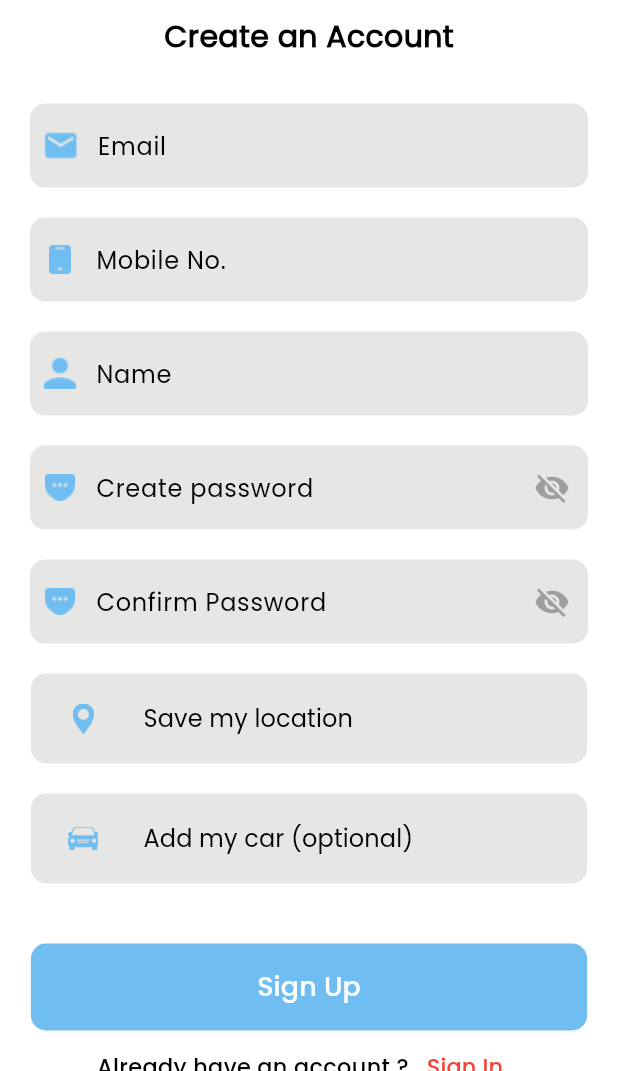
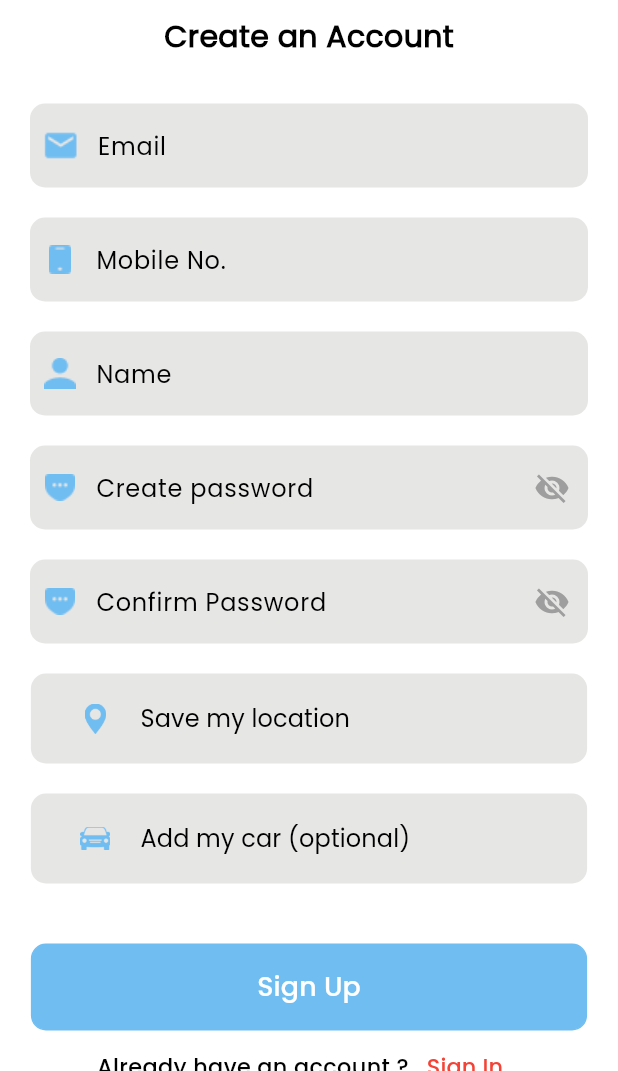
Before and after one commit to abdullah2310ishaq/ImechanoUserApp-Deployment-New, a Flutter app: the SignUpScreen screen opened by its route, on a phone screen of 412 x 824 dp, the part 165-1236 px from its top. Run offline on Flutter 3.47's test engine with Material 3 defaults, Android fonts, the phone set to English and light mode, and no system bars; our stand-ins replace accordion, badges, curved_navigation_bar, date_picker_timeline, dotted_border, expansion_tile_card and 25 more; missing offline and left inert: back_button_interceptor, syncfusion_flutter_core; accounts and stored records are empty; network calls fail; project files that could hold a hidden picture were left out.

Commit message:
dark mode going

```diff
--- a/lib/ui/screens/auth/sign_up/view/sign_up_screen.dart
+++ b/lib/ui/screens/auth/sign_up/view/sign_up_screen.dart
@@ -155,10 +155,12 @@ class _SignUpScreenState extends State<SignUpScreen> {
                           SizedBox(
                             height: 60,
                             child: CustomButton(
-                              title: Row(
+                              title: Padding(
+                                padding: EdgeInsets.symmetric(horizontal: 8),
+                                child: Row(
                                   children: [
                                     SizedBox(
-                                    width: 40,
+                                      width: 30,
                                       child: Align(
                                         alignment: Alignment.centerLeft,
                                         child: Image.asset(
@@ -188,6 +190,7 @@ class _SignUpScreenState extends State<SignUpScreen> {
                                       ),
                                     ),
                                   ],
+                                ),
                               ),
                               width: 0.9,
                               callBackFunction: () async {
@@ -223,10 +226,12 @@ class _SignUpScreenState extends State<SignUpScreen> {
                           SizedBox(
                             height: 60,
                             child: CustomButton(
-                              title: Row(
+                              title: Padding(
+                                padding: EdgeInsets.symmetric(horizontal: 8),
+                                child: Row(
                                   children: [
                                     SizedBox(
-                                    width: 40,
+                                      width: 30,
                                       child: Align(
                                         alignment: Alignment.centerLeft,
                                         child: Image.asset(
@@ -257,6 +262,7 @@ class _SignUpScreenState extends State<SignUpScreen> {
                                       ),
                                     ),
                                   ],
+                                ),
                               ),
                               width: 0.9,
                               callBackFunction: () {
--- a/lib/ui/screens/bottombar/confirmpaydetail.dart
+++ b/lib/ui/screens/bottombar/confirmpaydetail.dart
@@ -253,7 +253,7 @@ class _ConfirmPayDetailState extends State<ConfirmPayDetail> {
             style: TextStyle(
               fontSize: 13,
               fontFamily: 'Poppins2',
-              color: Colors.black,
+              color: appModelTheme.darkTheme ? Colors.white : Colors.black,
             ),
           ),
         ],
@@ -300,7 +300,7 @@ class _ConfirmPayDetailState extends State<ConfirmPayDetail> {
             style: TextStyle(
               fontSize: 13,
               fontFamily: 'Poppins2',
-              color: black,
+              color: appModelTheme.darkTheme ? Colors.white : black,
             ),
           ),
         ],
--- a/lib/ui/screens/bottombar/my_selection_screen.dart
+++ b/lib/ui/screens/bottombar/my_selection_screen.dart
@@ -841,7 +841,9 @@ class _MySelectionPageState extends State<MySelectionPage>
                           style: TextStyle(
                             fontSize: 10,
                             fontFamily: 'Poppins3',
-                            color: Colors.black38,
+                            color: appModelTheme.darkTheme
+                                ? Colors.white70
+                                : Colors.black38,
                           ),
                         ),
                       ],
@@ -897,7 +899,7 @@ class _MySelectionPageState extends State<MySelectionPage>
             style: TextStyle(
               fontSize: 13,
               fontFamily: 'Poppins2',
-              color: Colors.black,
+              color: appModelTheme.darkTheme ? Colors.white : Colors.black,
             ),
           ),
         ],
```
Also changed, not shown: lib/ui/screens/auth/landing/view/sign_in_sign_up_landing_screen.dart (+6 -8 lines), lib/ui/screens/auth/sign_in/view/sign_in_screen.dart (+7 -3 lines), lib/ui/screens/bottombar/booking_list_show.dart (+5 -3 lines), lib/ui/screens/my_account/more_servicies .dart (+8 -10 lines). Lines whose indentation alone changed are shown as unchanged.
